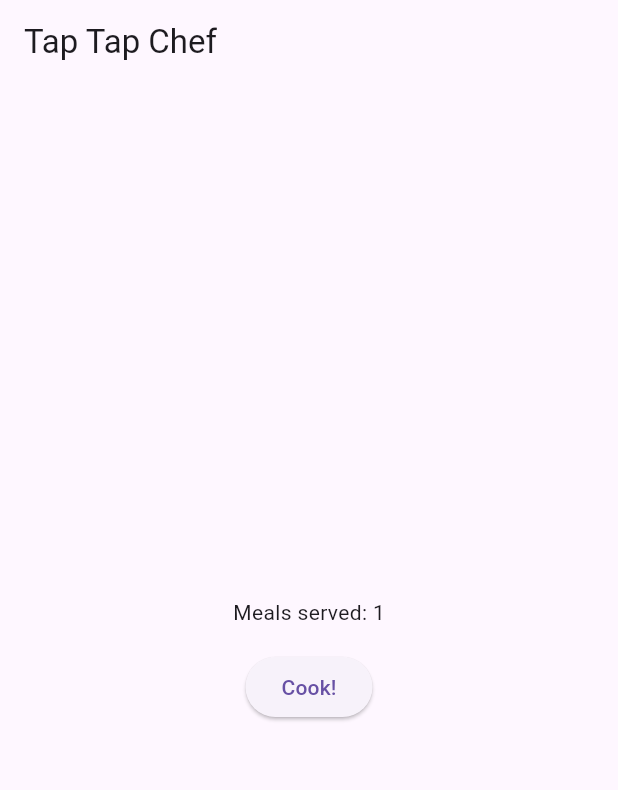
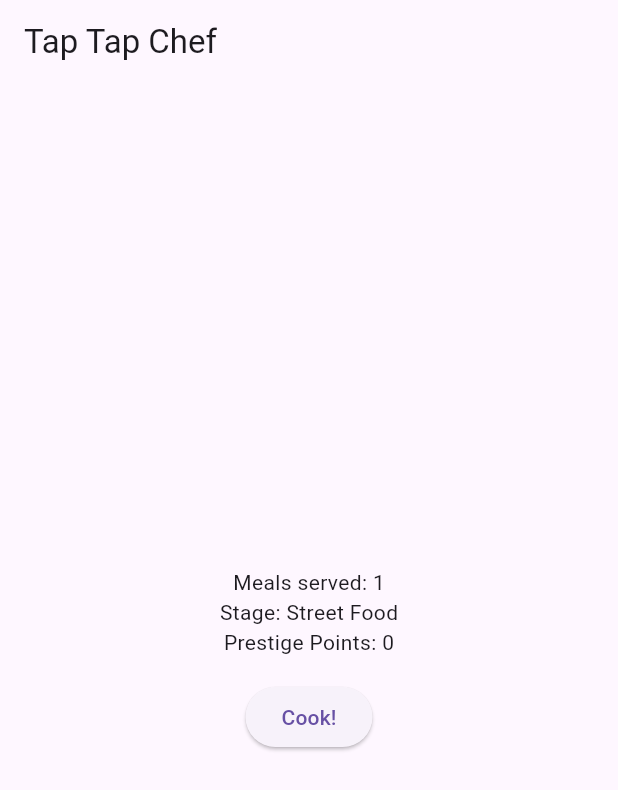
Before and after one commit to zachc71/taptapchef, a Flutter app: the screen it shows after launch, after a tap on "Cook!", on a phone screen of 412 x 824 dp. Shown: the top 790 px of the screen. Run offline on Flutter 3.47's test engine with Material 3 defaults, Android fonts, the phone set to English and light mode, and no system bars.

Commit message:
Implement prestige system

```diff
--- a/lib/main.dart
+++ b/lib/main.dart
@@ -1,4 +1,5 @@
 import 'package:flutter/material.dart';
+import 'models/game_state.dart';
 
 void main() => runApp(const MyApp());
 
@@ -22,7 +23,7 @@ class CounterPage extends StatefulWidget {
 }
 
 class _CounterPageState extends State<CounterPage> {
-  int count = 0;
+  final GameState state = GameState();
 
   @override
   Widget build(BuildContext context) {
@@ -32,12 +33,22 @@ class _CounterPageState extends State<CounterPage> {
         child: Column(
           mainAxisAlignment: MainAxisAlignment.center,
           children: [
-            Text('Meals served: $count'),
+            Text('Meals served: ${state.mealsServed}'),
+            Text('Stage: ${state.currentMilestone}'),
+            Text('Prestige Points: ${state.prestige.points}'),
             const SizedBox(height: 16),
             ElevatedButton(
-              onPressed: () => setState(() => count++),
+              onPressed: () => setState(() => state.cook()),
               child: const Text('Cook!'),
             ),
+            if (state.atFinalMilestone)
+              Padding(
+                padding: const EdgeInsets.only(top: 16.0),
+                child: ElevatedButton(
+                  onPressed: () => setState(() => state.prestigeUp()),
+                  child: Text('Prestige (x${state.prestige.multiplier.toStringAsFixed(1)})'),
+                ),
+              ),
           ],
         ),
       ),
--- /dev/null
+++ b/lib/models/game_state.dart
@@ -0,0 +1,45 @@
+import 'prestige.dart';
+
+class GameState {
+  int mealsServed;
+  int milestoneIndex;
+  final Prestige prestige;
+
+  GameState({this.mealsServed = 0, this.milestoneIndex = 0, Prestige? prestige})
+      : prestige = prestige ?? Prestige();
+
+  static const List<String> milestones = [
+    'Street Food',
+    'Local Diner',
+    'Chain Store',
+    'Global Brand',
+    'Space Empire',
+    'Endgame'
+  ];
+
+  static const List<int> milestoneGoals = [10, 50, 150, 300, 600, 1000];
+
+  String get currentMilestone => milestones[milestoneIndex];
+
+  bool get atFinalMilestone => milestoneIndex >= milestones.length - 1;
+
+  void cook() {
+    mealsServed += prestige.multiplier.ceil();
+    if (!atFinalMilestone && mealsServed >= milestoneGoals[milestoneIndex]) {
+      milestoneIndex++;
+      mealsServed = 0;
+    }
+  }
+
+  void resetProgress() {
+    mealsServed = 0;
+    milestoneIndex = 0;
+  }
+
+  void prestigeUp() {
+    if (atFinalMilestone) {
+      prestige.gainPoint();
+      resetProgress();
+    }
+  }
+}
--- /dev/null
+++ b/lib/models/prestige.dart
@@ -0,0 +1,13 @@
+class Prestige {
+  int points;
+  final double baseMultiplier;
+  final double increment;
+
+  Prestige({this.points = 0, this.baseMultiplier = 1.0, this.increment = 0.5});
+
+  double get multiplier => baseMultiplier + points * increment;
+
+  void gainPoint() {
+    points += 1;
+  }
+}
```
